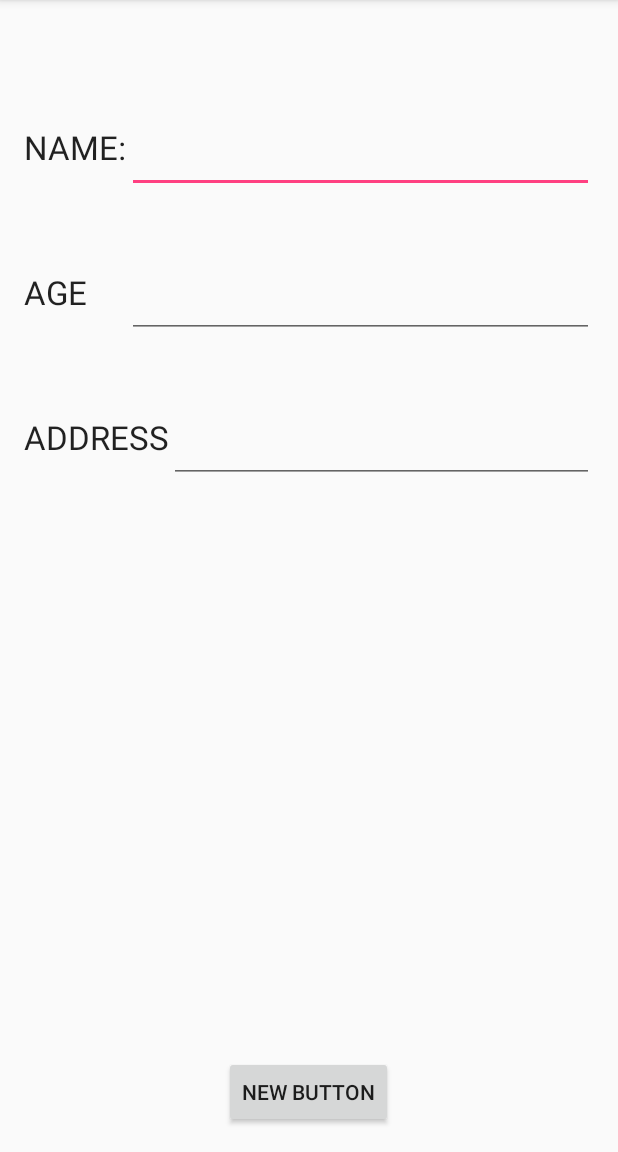
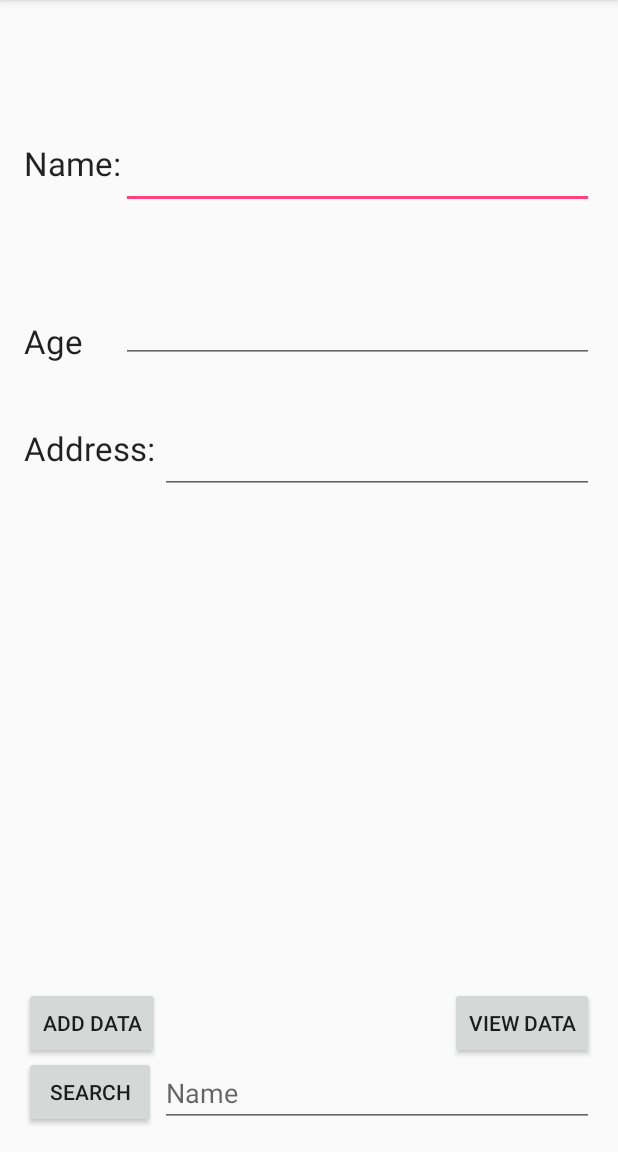
Before and after one commit to Frogman1117/MyContactApp, an Android app: the screen it shows after launch (MainActivity), on a phone screen of 412 x 824 dp, the part 84-1236 px from its top. Run offline under Robolectric (Android 15) with nearby library versions, the phone set to English and light mode, and no system bars.

Commit message:
5/18/17 Greg Macchio #8

```diff
--- a/MyContactApp/app/src/main/java/com/example/macchiog7101/mycontactapp/DataBaseHelper.java
+++ b/MyContactApp/app/src/main/java/com/example/macchiog7101/mycontactapp/DataBaseHelper.java
@@ -5,49 +5,47 @@ import android.content.Context;
 import android.database.Cursor;
 import android.database.sqlite.SQLiteDatabase;
 import android.database.sqlite.SQLiteOpenHelper;
-import android.util.Log;
 
-/**
- * Created by macchiog7101 on 5/12/2017.
- */
-public class DataBaseHelper extends SQLiteOpenHelper{
-
+public class DataBaseHelper extends SQLiteOpenHelper {
     public static final String DATABASE_NAME = "Contact.db";
     public static final String TABLE_NAME = "contact_table";
-    public static final String COL_1 = "ID";
-    public static final String COL_2 = "Name";
-    public static final String COL_3 = "Age";
-    public static final String COL_4 = "Address";
-
-    public DataBaseHelper(Context context){
-        super(context,DATABASE_NAME, null, 1);
+    public static final String col_1 = "ID";
+    public static final String col_2 = "NAME";
+    public static final String col_3 = "AGE";
+    public static final String col_4 = "ADDRESS";
+    public DataBaseHelper(Context context) {
+        super(context, DATABASE_NAME, null, 1);
     }
 
     @Override
-    public void onCreate(SQLiteDatabase db){
-        db.execSQL("CREATE TABLE" + TABLE_NAME + " (ID_INTEGER_PRIMARY_KEY_AUTOINCREMENT, NAME TEXT)");
+    public void onCreate(SQLiteDatabase db) {
+
+        db.execSQL("CREATE TABLE " + TABLE_NAME + "(ID INTEGER PRIMARY KEY AUTOINCREMENT, NAME TEXT, AGE TEXT, ADDRESS TEXT)");
     }
 
     @Override
-    public void onUpgrade(SQLiteDatabase db, int oldVersion, int newVersion){
+    public void onUpgrade(SQLiteDatabase db, int oldVersion, int newVersion) {
+
         db.execSQL("DROP TABLE IF EXISTS" + TABLE_NAME);
         onCreate(db);
     }
-
-    public boolean insertData(String name, String age, String address){
+    public boolean insertData(String name, String age, String address) {
         SQLiteDatabase db = this.getWritableDatabase();
         ContentValues contentValues = new ContentValues();
-        contentValues.put(COL_2, name);
-        contentValues.put(COL_3, age);
-        contentValues.put(COL_4, address);
-
-        long result = db.insert(TABLE_NAME, null, contentValues);
-        if (result == -1) return false;
-        else return true;
+        contentValues.put(col_2,name);
+        contentValues.put(col_3,age);
+        contentValues.put(col_4,address);
+        long result = db.insert(TABLE_NAME,null,contentValues);
+        if (result == -1 ) {
+            return false;
+        }
+        else {
+            return true;
+        }
     }
-    public Cursor getAllData(){
+    public Cursor getAllData() {
         SQLiteDatabase db = this.getWritableDatabase();
-        Cursor res = db.rawQuery("select * from" + TABLE_NAME, null);
+        Cursor res = db.rawQuery("SELECT * FROM " + TABLE_NAME, null);
         return res;
     }
 }
--- a/MyContactApp/app/src/main/res/layout/activity_main.xml
+++ b/MyContactApp/app/src/main/res/layout/activity_main.xml
@@ -1,5 +1,6 @@
 <?xml version="1.0" encoding="utf-8"?>
-<RelativeLayout xmlns:android="http://schemas.android.com/apk/res/android"
+<RelativeLayout
+    xmlns:android="http://schemas.android.com/apk/res/android"
     xmlns:tools="http://schemas.android.com/tools"
     android:layout_width="match_parent"
     android:layout_height="match_parent"
@@ -13,16 +14,15 @@
         android:layout_width="wrap_content"
         android:layout_height="wrap_content"
         android:textAppearance="?android:attr/textAppearanceLarge"
-        android:text="NAME:"
+        android:text="Name:"
         android:id="@+id/textView"
-        android:layout_marginTop="67dp"
-        android:layout_alignParentTop="true"
-        android:layout_alignParentStart="true" />
+        android:layout_alignParentStart="true"
+        android:layout_marginTop="78dp" />
 
     <EditText
         android:layout_width="wrap_content"
         android:layout_height="wrap_content"
-        android:id="@+id/editText_NAME"
+        android:id="@+id/editText_Name"
         android:layout_alignTop="@+id/textView"
         android:layout_alignParentEnd="true"
         android:layout_toEndOf="@+id/textView" />
@@ -30,46 +30,74 @@
     <Button
         android:layout_width="wrap_content"
         android:layout_height="wrap_content"
-        android:text="New Button"
+        android:text="ADD DATA"
         android:id="@+id/button_add"
+        android:clickable="true"
+        android:onClick="addData"
         android:layout_alignParentBottom="true"
-        android:layout_centerHorizontal="true" />
+        android:layout_alignParentStart="true"
+        android:layout_marginBottom="46dp" />
+
+    <EditText
+        android:layout_width="wrap_content"
+        android:layout_height="wrap_content"
+        android:id="@+id/editText_Age"
+        android:layout_below="@+id/editText_Name"
+        android:layout_alignEnd="@+id/editText_Name"
+        android:layout_marginTop="57dp"
+        android:layout_toEndOf="@+id/textView" />
 
     <TextView
         android:layout_width="wrap_content"
         android:layout_height="wrap_content"
         android:textAppearance="?android:attr/textAppearanceLarge"
-        android:text="AGE"
+        android:text="Age"
         android:id="@+id/textView2"
-        android:layout_below="@+id/editText_NAME"
         android:layout_alignParentStart="true"
-        android:layout_marginTop="51dp" />
-
-    <EditText
-        android:layout_width="wrap_content"
-        android:layout_height="wrap_content"
-        android:id="@+id/editText_AGE"
-        android:layout_alignTop="@+id/textView2"
-        android:layout_alignEnd="@+id/editText_NAME"
-        android:layout_toEndOf="@+id/textView2"
-        android:layout_alignStart="@+id/editText_NAME" />
+        android:layout_alignBottom="@+id/editText_Age"/>
 
     <TextView
         android:layout_width="wrap_content"
         android:layout_height="wrap_content"
         android:textAppearance="?android:attr/textAppearanceLarge"
-        android:text="ADDRESS"
+        android:text="Address:"
         android:id="@+id/textView3"
-        android:layout_below="@+id/editText_AGE"
+        android:layout_below="@+id/textView2"
         android:layout_alignParentStart="true"
-        android:layout_marginTop="51dp" />
+        android:layout_marginTop="42dp" />
 
     <EditText
         android:layout_width="wrap_content"
         android:layout_height="wrap_content"
-        android:id="@+id/editText_ADDRESS"
+        android:id="@+id/editText_address"
         android:layout_alignTop="@+id/textView3"
-        android:layout_alignEnd="@+id/editText_NAME"
-        android:layout_toEndOf="@+id/textView3" />
+        android:layout_alignEnd="@+id/editText_Age"
+        android:layout_toEndOf="@+id/button_add" />
 
+    <Button
+        android:layout_width="wrap_content"
+        android:layout_height="wrap_content"
+        android:text="View Data"
+        android:id="@+id/button_view"
+        android:layout_alignBottom="@+id/button_add"
+        android:layout_alignParentEnd="true"
+        android:onClick="viewData"/>
+
+    <Button
+        android:layout_width="wrap_content"
+        android:layout_height="wrap_content"
+        android:text="Search"
+        android:id="@+id/button_search"
+        android:layout_alignParentBottom="true"
+        android:layout_alignParentStart="true"
+        android:onClick="searchMessage"/>
+
+    <EditText
+        android:layout_width="wrap_content"
+        android:layout_height="wrap_content"
+        android:id="@+id/editSearch"
+        android:layout_below="@+id/button_view"
+        android:layout_alignEnd="@+id/editText_address"
+        android:layout_toEndOf="@+id/button_add"
+        android:hint="Name"/>
 </RelativeLayout>
```
Also changed, not shown: MyContactApp/app/src/main/java/com/example/macchiog7101/mycontactapp/MainActivity.java (+79 -41 lines).
